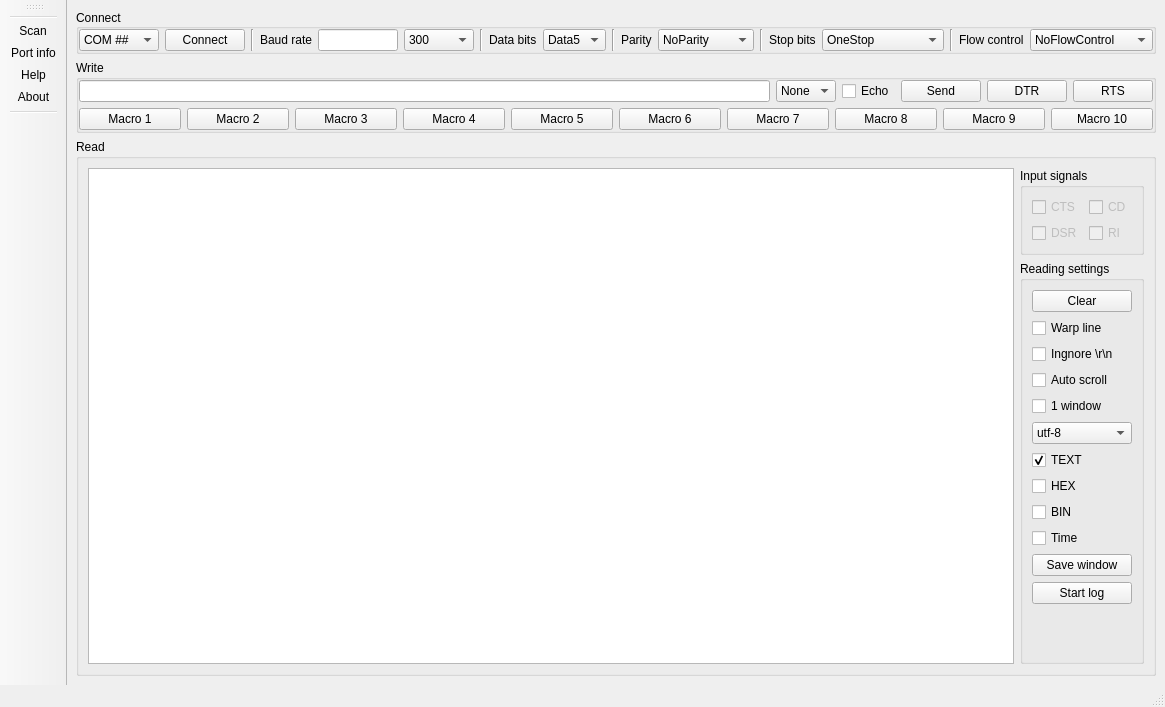
First picture: the form in VisualStudioCode/Terminal_by_ZoMbiE/mainWindow.ui, repository DamianPodrazaCode/Python_code, before the edit.
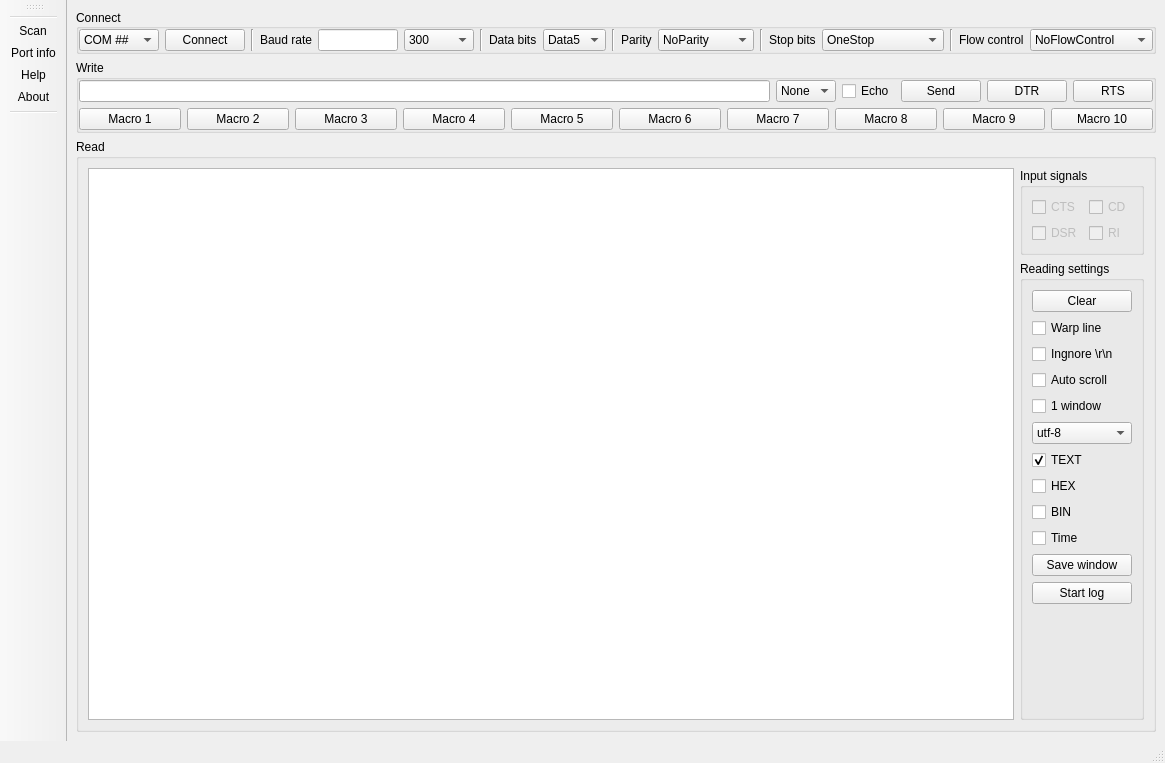
Second picture: the form after the edit.

```diff
--- a/VisualStudioCode/Terminal_by_ZoMbiE/mainWindow.ui
+++ b/VisualStudioCode/Terminal_by_ZoMbiE/mainWindow.ui
@@ -7,7 +7,7 @@
     <x>0</x>
     <y>0</y>
     <width>1127</width>
-    <height>707</height>
+    <height>763</height>
    </rect>
   </property>
   <property name="windowTitle">
```
